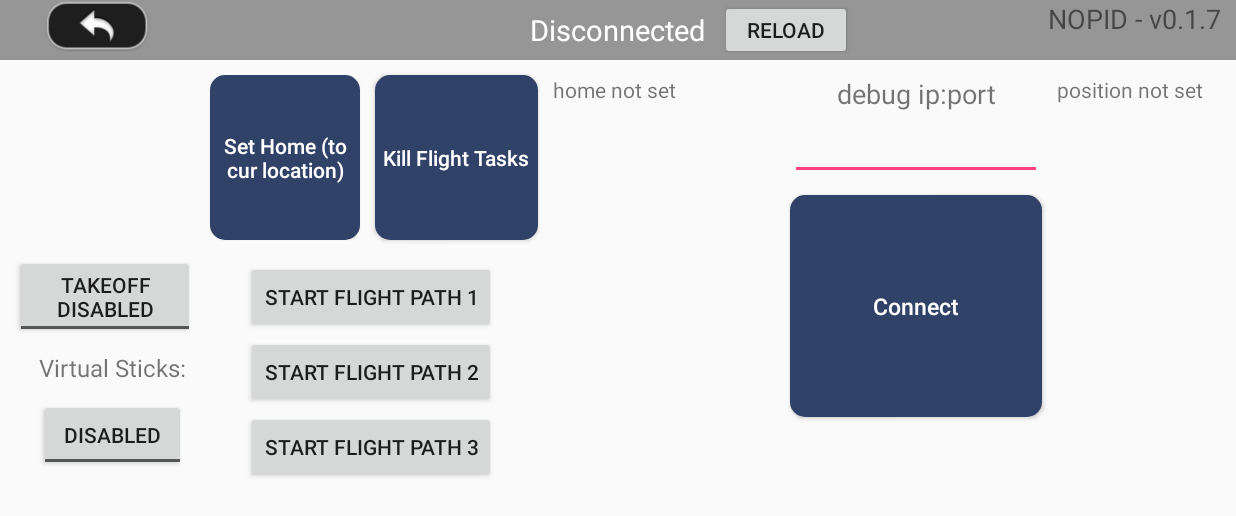
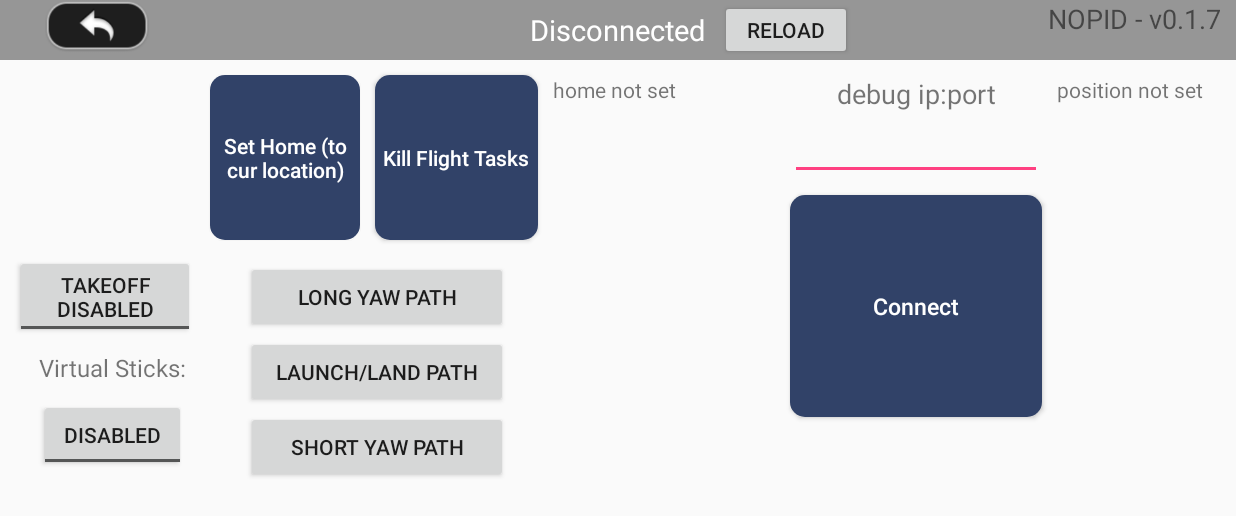
Before and after one commit to kadytoast/mavicmini, an Android app: the screen it shows after launch (MainActivity), on a phone screen of 824 x 412 dp (held sideways). Shown: the top 516 px of the screen. Run offline under Robolectric (Android 15) with nearby library versions, the phone set to English and light mode, and no system bars; our stand-ins replace Volley; libraries missing offline, so code that uses them is left out: com.secneo.sdk, dji.common.error, dji.common.flightcontroller, dji.common.model, dji.common.util and 5 more; 6 statements that could not run were skipped.

Commit message:
added in other paths, some other logging -- flash and test this afternoon

```diff
--- a/Launchpad/app/src/main/java/com/dji/launchpad/AircraftController.java
+++ b/Launchpad/app/src/main/java/com/dji/launchpad/AircraftController.java
@@ -399,7 +399,7 @@ public class AircraftController {
                     mXYIfLogValues = true;
                 }
                 else if (now.getSecond() % secBetweenLogs == 0 && mXYIfLogValues) {
-                    /* ma.debug.log("\nIN : \n" +
+                    /* ma.debug.log("\n POSVALS \n" +
                             "origin lat = " + flight.getHomeLatLng().latitude + "\n" +
                             "origin lon = " + flight.getHomeLatLng().longitude + "\n" +
                             "originheading = " + mAircraftHomeHeading + "\n" +
@@ -409,13 +409,13 @@ public class AircraftController {
                             "OUT : \n" +
                             "X = " + offset.X + "\n" +
                             "Y = " + offset.Y + "\n"); */
-                    ma.debug.log(
-                            "\nHome Heading: " + getLocation().getAircraftHeadingRefHome() +
+                    ma.debug.log("\n FLIGHTVALS \n" +
+                            "Home Heading: " + getLocation().getAircraftHeadingRefHome() +
                             "Pitch: " + mPitch +
                             "Roll: " + mRoll +
                             "Yaw: " + mYaw +
                             "Throttle: " + mThrottle +
-                            "Task Length: " + mFlightEndTime);
+                            "Task Length: " + mFlightEndTime + "\n");
                     mXYIfLogValues = false;
                 }
             }
@@ -506,6 +506,42 @@ public class AircraftController {
         if (ifFlightController()) {
             startFlightManagementTasks();
             mFlightQueue.addFlightData(0, 0, mYaw, 0, time);
+        }
+    }
+
+    /**
+     * launches the aircraft
+     */
+    public void takeOff () {
+        if (ifFlightController()){
+            showToast("Takeoff Started");
+            mFlightController.startTakeoff(
+                    djiError -> {
+                        if (djiError != null) {
+                            showToast(djiError.getDescription());
+                        } else {
+                            showToast("Takeoff Complete");
+                        }
+                    }
+            );
+        }
+    }
+
+    /**
+     * lands the aircraft
+     */
+    public void land() {
+        if (ifFlightController()){
+            showToast("Landing Started");
+            mFlightController.startLanding(
+                    djiError -> {
+                        if (djiError != null) {
+                            showToast(djiError.getDescription());
+                        } else {
+                            showToast("Start Landing");
+                        }
+                    }
+            );
         }
     }
 
--- a/Launchpad/app/src/main/java/com/dji/launchpad/MainActivity.java
+++ b/Launchpad/app/src/main/java/com/dji/launchpad/MainActivity.java
@@ -101,11 +101,16 @@ public class MainActivity extends Activity implements View.OnClickListener {
                 break;
 
             case R.id.btn_startpath_2:
+                air.takeOff();
                 air.flyForward(0.5F, 2);
                 air.flyBackward(0.5F, 2);
                 air.throttleFor(0.5F, 2);
                 air.pauseFlight(2);
                 air.throttleFor(-0.5F, 2);
+                air.flyPort(0.5F, 2);
+                air.flyStarboard(0.5F, 4);
+                air.flyPort(0.5F, 2);
+                air.land();
                 break;
 
             case R.id.btn_startpath_3:
--- a/Launchpad/app/src/main/res/layout-land/activity_main.xml
+++ b/Launchpad/app/src/main/res/layout-land/activity_main.xml
@@ -10,20 +10,22 @@
         android:layout_width="wrap_content"
         android:layout_height="wrap_content"
         android:layout_alignTop="@+id/textView"
+        android:layout_alignEnd="@+id/btn_startpath_1"
         android:layout_marginStart="40dp"
         android:layout_marginTop="-10dp"
         android:layout_toEndOf="@+id/textView"
-        android:text="Start Flight Path 2" />
+        android:text="launch/land path" />
 
     <Button
         android:id="@+id/btn_startpath_3"
         android:layout_width="wrap_content"
         android:layout_height="wrap_content"
         android:layout_alignTop="@+id/textView"
+        android:layout_alignEnd="@+id/btn_startpath_2"
         android:layout_marginStart="40dp"
         android:layout_marginTop="40dp"
         android:layout_toEndOf="@+id/textView"
-        android:text="Start Flight Path 3" />
+        android:text="short yaw path" />
 
     <RelativeLayout
         android:id="@+id/main_title_rl"
@@ -217,10 +219,12 @@
         android:layout_width="wrap_content"
         android:layout_height="wrap_content"
         android:layout_alignTop="@+id/textView"
+        android:layout_alignEnd="@+id/btn_killtasks"
         android:layout_marginStart="40dp"
         android:layout_marginTop="-60dp"
+        android:layout_marginEnd="20dp"
         android:layout_toEndOf="@+id/textView"
-        android:text="Start Flight Path 1" />
+        android:text="long yaw path" />
 
 
 </RelativeLayout>
```
Also changed, not shown: Launchpad/app/src/main/java/com/dji/launchpad/ClickInterfaces.java (+3 -25 lines).
